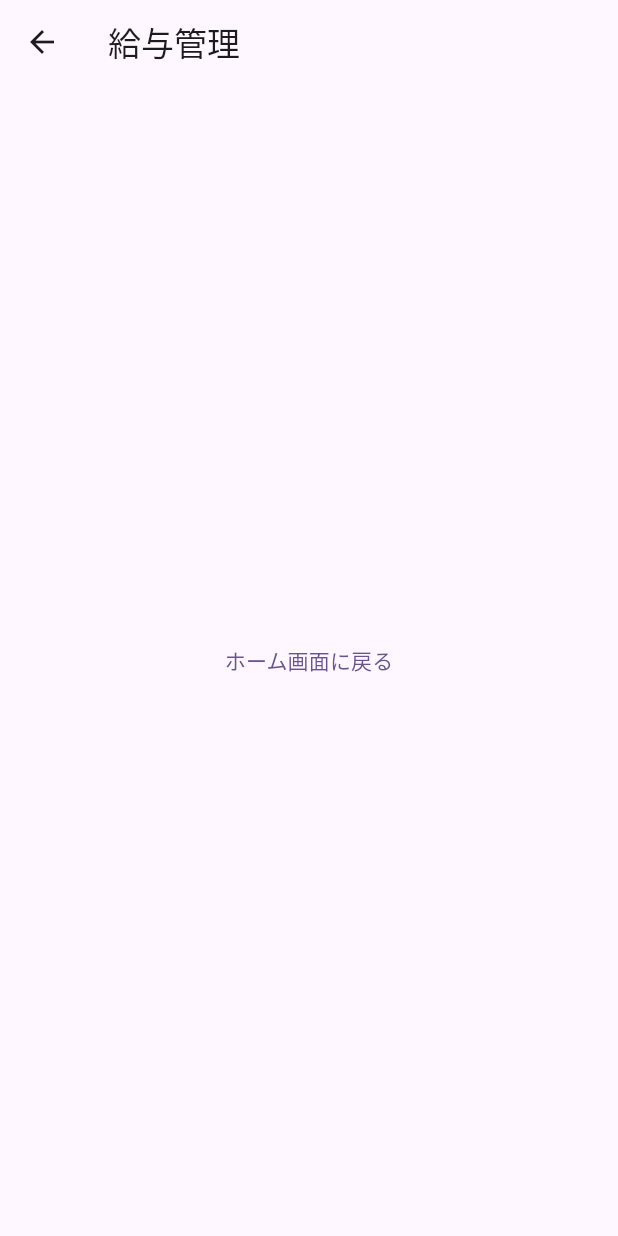
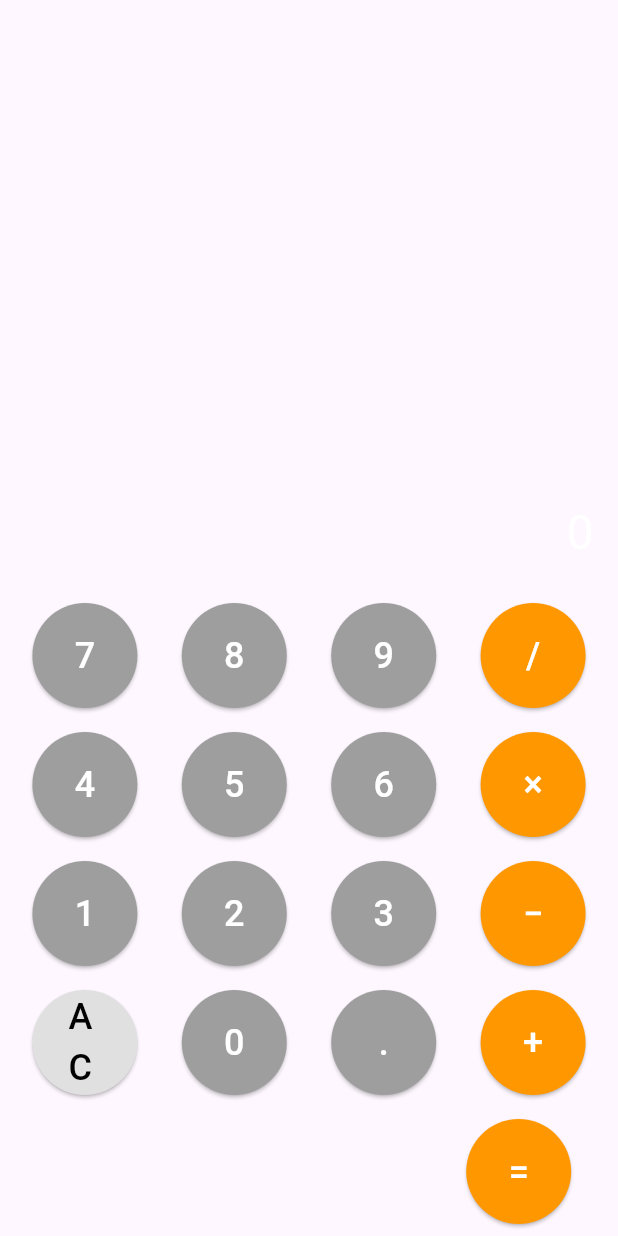
Before and after one commit to murakamiryota0908/flutterMock, a Flutter app: the screen it shows after launch, after a tap on "給与管理", on a phone screen of 412 x 824 dp. Run offline on Flutter 3.47's test engine with Material 3 defaults, Android fonts, the phone set to English and light mode, and no system bars; our stand-ins replace table_calendar.

Commit message:
提出用

```diff
--- a/lib/homepage.dart
+++ b/lib/homepage.dart
@@ -19,6 +19,9 @@ class homepage extends StatelessWidget {
               ElevatedButton.icon(
                 label: Text('シフト管理'),
                 icon: Icon(Icons.calendar_month),
+                style: ElevatedButton.styleFrom(
+                    primary: Colors.black, //ボタンの背景色
+                    minimumSize: Size(200, 100)),
                 onPressed: () {
                   Navigator.push(context,
                       MaterialPageRoute(builder: (context) => shiftpage()));
@@ -27,6 +30,9 @@ class homepage extends StatelessWidget {
               ElevatedButton.icon(
                 label: Text('給与管理'),
                 icon: Icon(Icons.attach_money),
+                style: ElevatedButton.styleFrom(
+                    primary: Colors.black, //ボタンの背景色
+                    minimumSize: Size(200, 100)),
                 onPressed: () {
                   Navigator.push(context,
                       MaterialPageRoute(builder: (context) => salarypage()));
@@ -35,6 +41,9 @@ class homepage extends StatelessWidget {
               ElevatedButton.icon(
                 label: Text('仕事のメモ'),
                 icon: Icon(Icons.edit_note),
+                style: ElevatedButton.styleFrom(
+                    primary: Colors.black, //ボタンの背景色
+                    minimumSize: Size(200, 100)),
                 onPressed: () {
                   Navigator.push(context,
                       MaterialPageRoute(builder: (context) => memopage()));
@@ -44,6 +53,27 @@ class homepage extends StatelessWidget {
           ),
         ],
       ),
+      bottomNavigationBar: BottomNavigationBar(
+        items: const <BottomNavigationBarItem>[
+          BottomNavigationBarItem(
+            icon: Icon(Icons.home),
+            label: 'Home',
+          ),
+          BottomNavigationBarItem(
+            icon: Icon(Icons.attach_money),
+            label: 'Money',
+          ),
+          BottomNavigationBarItem(
+            icon: Icon(Icons.calendar_month),
+            label: 'schedule',
+          ),
+          BottomNavigationBarItem(
+            icon: Icon(Icons.edit_note),
+            label: 'Note',
+          ),
+        ],
+        type: BottomNavigationBarType.fixed,
+      ),
     );
   }
 }
--- a/lib/salarypage.dart
+++ b/lib/salarypage.dart
@@ -3,16 +3,153 @@ import 'package:flutter/material.dart';
 class salarypage extends StatelessWidget {
   @override
   Widget build(BuildContext context) {
-    return Scaffold(
-        appBar: AppBar(title: Text("給与管理")),
-        body: Center(
-          child: TextButton(
-            child: Text("ホーム画面に戻る"),
-            // ホーム画面に戻る
-            onPressed: () {
-              Navigator.popUntil(context, (route) => route.isFirst);
-            },
-          ),
-        ));
+    return MaterialApp(
+      title: 'Work Management App',
+      home: Scaffold(body: Calculator()),
+      darkTheme: ThemeData.dark(),
+      debugShowCheckedModeBanner: false,
+    );
   }
 }
+
+class Calculator extends StatefulWidget {
+  @override
+  _CalculatorState createState() => _CalculatorState();
+}
+
+class _CalculatorState extends State<Calculator> {
+  String display = "0";
+  String? operation;
+  double? firstValue;
+
+  @override
+  Widget build(BuildContext context) {
+    return Column(
+      children: <Widget>[
+        Expanded(
+            child: Container(
+                alignment: Alignment.bottomRight,
+                padding: EdgeInsets.all(16.0),
+                child: Text(display,
+                    style: TextStyle(fontSize: 32, color: Colors.white)))),
+        for (var row in _buttonRows) buildButtonRow(row),
+      ],
+    );
+  }
+
+  final _buttonRows = [
+    ['7', '8', '9', '/'],
+    ['4', '5', '6', '×'],
+    ['1', '2', '3', '−'],
+    ['AC', '0', '.', '+'],
+    ['', '', '', '=']
+  ];
+
+  Widget buildButtonRow(List<String> titles) {
+    return Row(
+      mainAxisAlignment: MainAxisAlignment.spaceEvenly,
+      children: titles
+          .map((title) =>
+              CalculatorButton(title: title, onPressed: onButtonPressed))
+          .toList(),
+    );
+  }
+
+  void onButtonPressed(String value) {
+    setState(() {
+      if ('0123456789'.contains(value)) {
+        if (display == '0' || (operation != null && firstValue == null)) {
+          display = value;
+        } else {
+          display += value;
+        }
+      } else if (value == 'AC') {
+        display = '0';
+        operation = null;
+        firstValue = null;
+      } else if (['+', '−', '×', '/'].contains(value)) {
+        operation = value;
+        firstValue = double.parse(display);
+        display = '0';
+      } else if (value == '=') {
+        if (operation != null && firstValue != null) {
+          switch (operation) {
+            case '+':
+              display = (firstValue! + double.parse(display)).toString();
+              break;
+            case '−':
+              display = (firstValue! - double.parse(display)).toString();
+              break;
+            case '×':
+              display = (firstValue! * double.parse(display)).toString();
+              break;
+            case '/':
+              if (double.parse(display) == 0.0) {
+                display = "Error";
+              } else {
+                display = (firstValue! / double.parse(display))
+                    .toStringAsFixed(2); // 小数点以下2桁で表示
+              }
+              break;
+          }
+          firstValue = null;
+          operation = null;
+        }
+      } else if (value == '.' && !display.contains('.')) {
+        display += '.';
+      }
+    });
+  }
+}
+
+class CalculatorButton extends StatelessWidget {
+  final String title;
+  final Function(String) onPressed;
+  const CalculatorButton({required this.title, required this.onPressed});
+
+  @override
+  Widget build(BuildContext context) {
+    Color buttonColor = _buttonColors.containsKey(title)
+        ? _buttonColors[title]!
+        : Colors.grey[300]!;
+    Color textColor = (title == 'AC') ? Colors.black : Colors.white;
+    return title.isEmpty ? _emptySpace() : _button(buttonColor, textColor);
+  }
+
+  Widget _emptySpace() => Container(width: 70, height: 70);
+
+  Widget _button(Color color, Color textColor) {
+    return Container(
+      width: 70,
+      height: 70,
+      margin: EdgeInsets.all(8.0),
+      child: ElevatedButton(
+        onPressed: () => onPressed(title),
+        child: Text(title, style: TextStyle(fontSize: 24, color: textColor)),
+        style: ElevatedButton.styleFrom(
+          primary: color,
+          shape: CircleBorder(),
+        ),
+      ),
+    );
+  }
+
+  static const _buttonColors = {
+    '0': Colors.grey,
+    '1': Colors.grey,
+    '2': Colors.grey,
+    '3': Colors.grey,
+    '4': Colors.grey,
+    '5': Colors.grey,
+    '6': Colors.grey,
+    '7': Colors.grey,
+    '8': Colors.grey,
+    '9': Colors.grey,
+    '.': Colors.grey,
+    '/': Colors.orange,
+    '×': Colors.orange,
+    '−': Colors.orange,
+    '+': Colors.orange,
+    '=': Colors.orange,
+  };
+}
```
Also changed, not shown: lib/memopage.dart (+22 -22 lines), lib/shiftpage.dart (+23 -1 lines), 1 other file.
